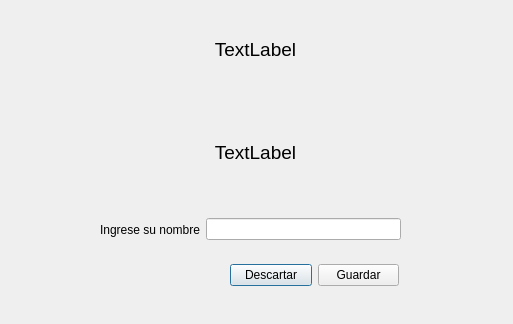
Qt form GUILBass/forms/dialogpuntajes.ui (mgoyret/UTN_FRBA_INFO_II_2020_TPO_LASER-BASS) before a commit.
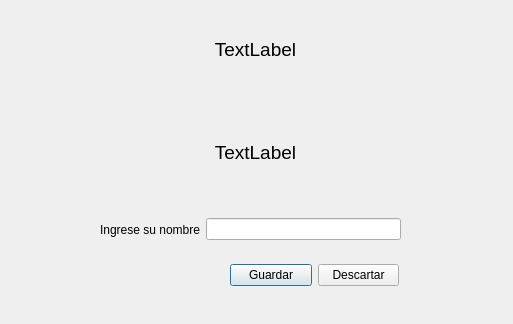
The same form after that commit.

The edit to the form file:
```diff
--- a/GUILBass/forms/dialogpuntajes.ui
+++ b/GUILBass/forms/dialogpuntajes.ui
@@ -92,16 +92,16 @@
    </property>
    <layout class="QHBoxLayout" name="horizontalLayout_2">
     <item>
-     <widget class="QPushButton" name="PBdescartar">
+     <widget class="QPushButton" name="PBok">
       <property name="text">
-       <string>Descartar</string>
+       <string>Guardar</string>
       </property>
      </widget>
     </item>
     <item>
-     <widget class="QPushButton" name="PBok">
+     <widget class="QPushButton" name="PBdescartar">
       <property name="text">
-       <string>Guardar</string>
+       <string>Descartar</string>
       </property>
      </widget>
     </item>
```
